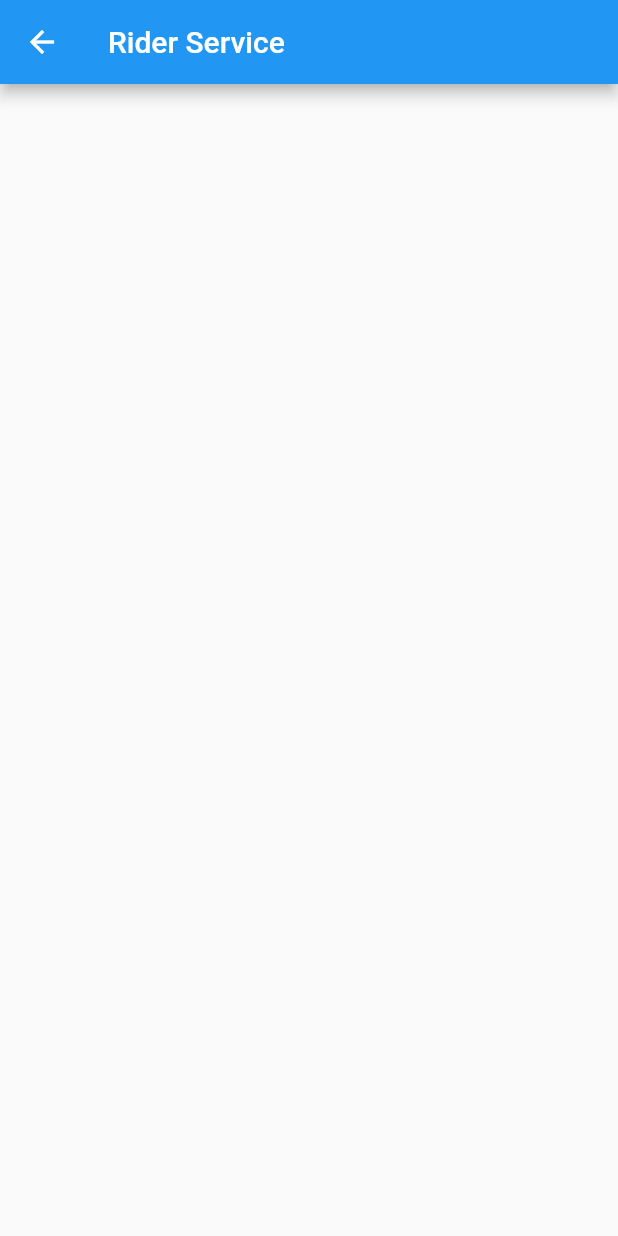
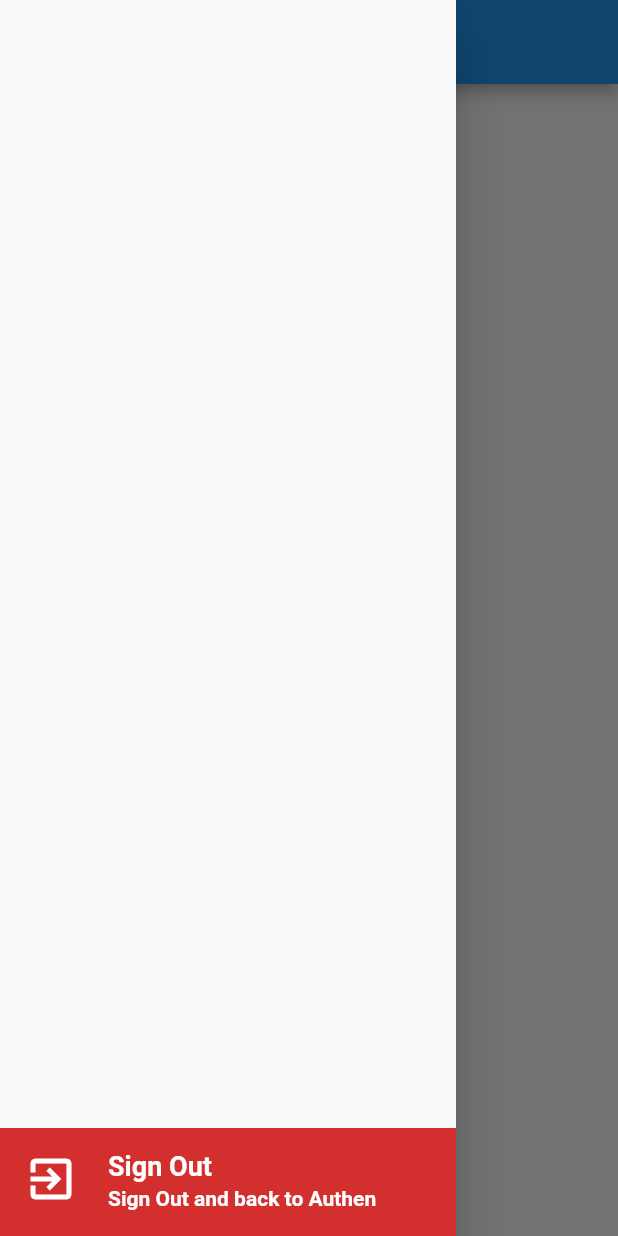
Before and after one commit to Wintech-thekop/Shoppingmall, a Flutter app: the RiderService screen opened by its route, with the side drawer open (before the commit the screen has no drawer), on a phone screen of 412 x 824 dp. Run offline on Flutter 3.47's test engine with Material 2 defaults, Android fonts, the phone set to English and light mode, and no system bars; our stand-ins replace dio, geolocator, google_maps_flutter, image_picker, shared_preferences; accounts and stored records are empty.

Commit message:
การใช้งาน Drawer Menu, Site Menu และ Sign Out

```diff
--- a/lib/state/rider_service.dart
+++ b/lib/state/rider_service.dart
@@ -1,7 +1,10 @@
 import 'package:flutter/material.dart';
+import 'package:shoppingmall/utility/my_constant.dart';
+import 'package:shoppingmall/widgets/show_signout.dart';
+import 'package:shoppingmall/widgets/show_title.dart';
 
 class RiderService extends StatefulWidget {
-  const RiderService({ Key? key }) : super(key: key);
+  const RiderService({Key? key}) : super(key: key);
 
   @override
   _RiderServiceState createState() => _RiderServiceState();
@@ -10,8 +13,13 @@ class RiderService extends StatefulWidget {
 class _RiderServiceState extends State<RiderService> {
   @override
   Widget build(BuildContext context) {
-    return Scaffold(appBar: AppBar(title: Text('Rider Service'),),
-
+    return Scaffold(
+      appBar: AppBar(
+        title: Text('Rider Service'),
+      ),
+      drawer: Drawer(
+        child: ShowSignOut(),
+      ),
     );
   }
 }
--- a/lib/utility/my_constant.dart
+++ b/lib/utility/my_constant.dart
@@ -3,7 +3,7 @@ import 'package:flutter/material.dart';
 class MyConstant {
   // General
   static String appName = 'Shopping Mall';
-  static String domain = 'https://3fa15c2d7599.ngrok.io';
+  static String domain = 'https://fbd7f23e8bf0.ngrok.io';
 
   // Route
   static String routeAuthen = '/authen';
@@ -37,10 +37,22 @@ class MyConstant {
         fontWeight: FontWeight.w700,
       );
 
+  TextStyle h2WhiteStyle() => TextStyle(
+        fontSize: 18,
+        color: Colors.white,
+        fontWeight: FontWeight.w700,
+      );
+
   TextStyle h3Style() => TextStyle(
         fontSize: 14,
         color: dark,
         fontWeight: FontWeight.normal,
+      );
+
+  TextStyle h3WhiteStyle() => TextStyle(
+        fontSize: 14,
+        color: Colors.white,
+        fontWeight: FontWeight.w700,
       );
 
   ButtonStyle myButtonStyle() => ElevatedButton.styleFrom(
--- /dev/null
+++ b/lib/widgets/show_signout.dart
@@ -0,0 +1,41 @@
+import 'package:flutter/material.dart';
+import 'package:shared_preferences/shared_preferences.dart';
+import 'package:shoppingmall/utility/my_constant.dart';
+import 'package:shoppingmall/widgets/show_title.dart';
+
+class ShowSignOut extends StatelessWidget {
+  const ShowSignOut({ Key? key }) : super(key: key);
+
+  @override
+  Widget build(BuildContext context) {
+    return Column(
+      mainAxisAlignment: MainAxisAlignment.end,
+      children: [
+        ListTile(
+          onTap: () async {
+            SharedPreferences preferences =
+                await SharedPreferences.getInstance();
+            preferences.clear().then(
+                  (value) => Navigator.pushNamedAndRemoveUntil(
+                      context, MyConstant.routeAuthen, (route) => false),
+                );
+          },
+          tileColor: Colors.red[700],
+          leading: Icon(
+            Icons.exit_to_app,
+            size: 36,
+            color: Colors.white,
+          ),
+          title: ShowTitle(
+            title: 'Sign Out',
+            textStyle: MyConstant().h2WhiteStyle(),
+          ),
+          subtitle: ShowTitle(
+            title: 'Sign Out and back to Authen',
+            textStyle: MyConstant().h3WhiteStyle(),
+          ),
+        ),
+      ],
+    );
+  }
+}
```
Also changed, not shown: lib/state/buyer_service.dart (+10 -3 lines), lib/state/seller_service.dart (+12 -3 lines).
